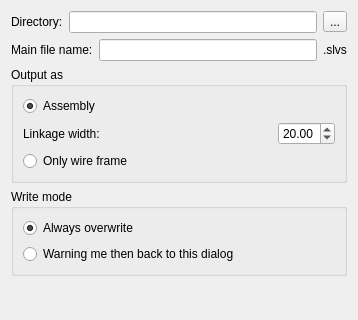
This is core/io/slvs/output_option.ui in KmolYuan/Pyslvs-UI as Qt 5 draws it before an edit; both pictures show x 0 to 358 and y 0 to 320 of the 358 by 472 pixel window. The edited form follows.
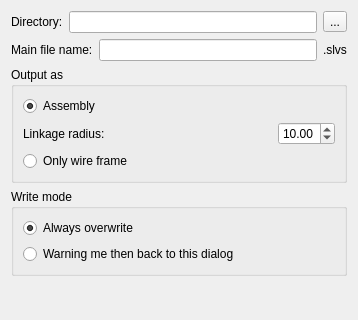
This is the edited form. Icons and pictures are not drawn.

Commit message: Fix auto-configuration error when using undo command. Add 'slvs_part' function to write linkage sketch files.

```diff
--- a/core/io/slvs/output_option.ui
+++ b/core/io/slvs/output_option.ui
@@ -104,7 +104,7 @@
          <item>
           <widget class="QLabel" name="label">
            <property name="text">
-            <string>Linkage width:</string>
+            <string>Linkage radius:</string>
            </property>
           </widget>
          </item>
@@ -124,10 +124,10 @@
          <item>
           <widget class="QDoubleSpinBox" name="doubleSpinBox">
            <property name="minimum">
-            <double>0.500000000000000</double>
+            <double>0.010000000000000</double>
            </property>
            <property name="value">
-            <double>20.000000000000000</double>
+            <double>10.000000000000000</double>
            </property>
           </widget>
          </item>
```
Left out of the diff: 2 changed lines with no effect on the pictures. The commit also changes 10 other files.
